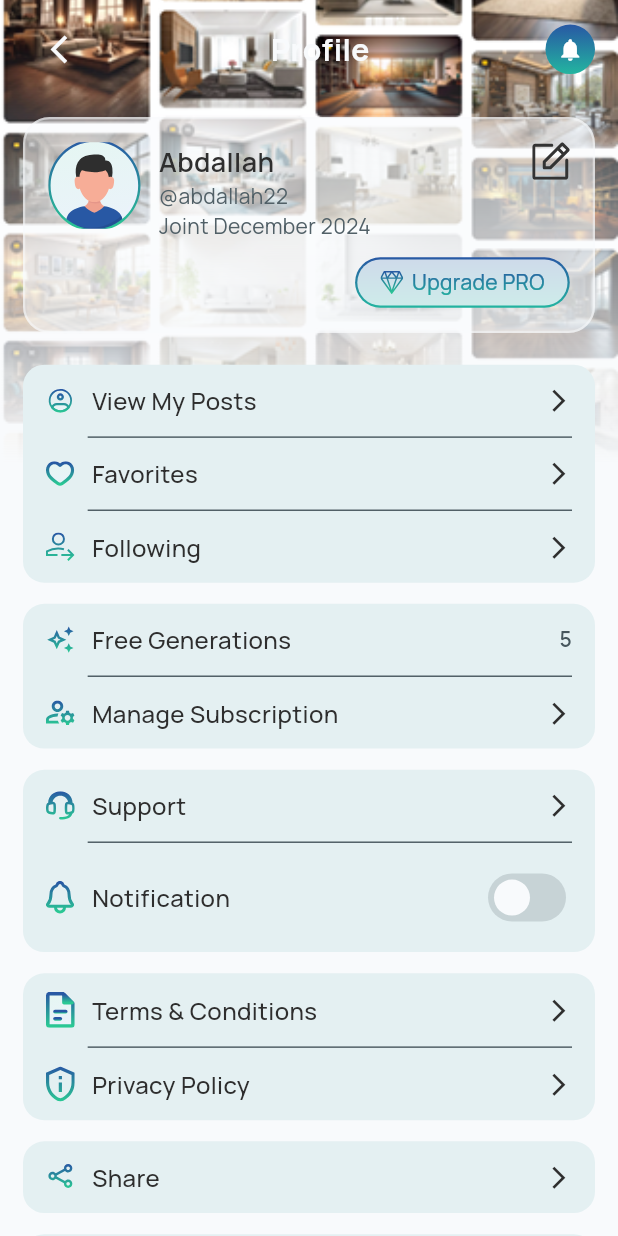
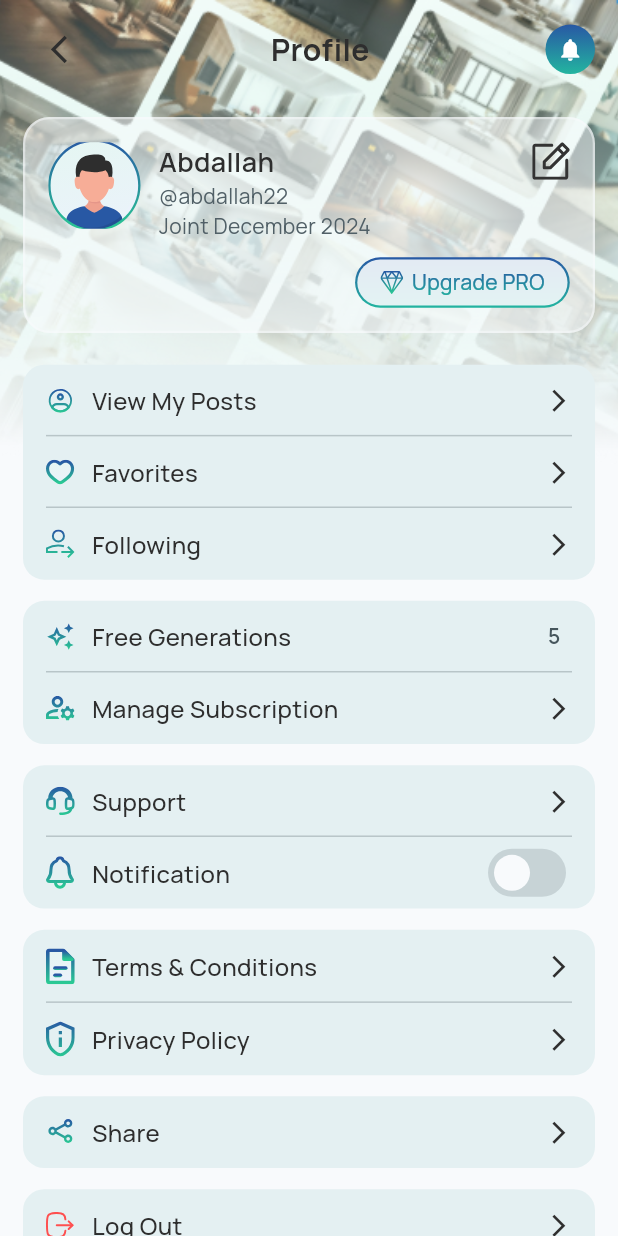
Before and after one commit to SAMMLY-AI-INTERIOR-DESIGN/sammly-app, a Flutter app: the screen it shows after launch, on a phone screen of 412 x 824 dp. Run offline on Flutter 3.47's test engine with Material 3 defaults, Android fonts, the phone set to English and light mode, and no system bars; our stand-ins replace device_preview, dio, dotted_border, flutter_bloc, flutter_screenutil, flutter_svg and 2 more; project files that could hold a hidden picture were left out.

Commit message:
refactor profile view and menu group layout

```diff
--- a/lib/core/constant/app_colors.dart
+++ b/lib/core/constant/app_colors.dart
@@ -47,10 +47,5 @@ class AppColors {
     end: Alignment.bottomRight,
   );
 
-  static const LinearGradient profileGradient = LinearGradient(
-    begin: Alignment.topCenter,
-    end: Alignment.bottomCenter,
-    colors: [Colors.black, Colors.white, Colors.transparent],
-    stops: [0.0, 0.1, 1.0],
-  );
+
 }
--- a/lib/features/profile/presentation/views/profile_view.dart
+++ b/lib/features/profile/presentation/views/profile_view.dart
@@ -24,15 +24,9 @@ class ProfileView extends StatelessWidget {
             left: 0,
             right: 0,
             height: 350.h,
-            child: ShaderMask(
-              shaderCallback: (rect) {
-                return AppColors.profileGradient.createShader(rect);
-              },
-              blendMode: BlendMode.dstIn,
             child: Image.asset(
               AppImages.profileBgPlaceholder,
               fit: BoxFit.cover,
-              ),
             ),
           ),
 
@@ -49,14 +43,14 @@ class ProfileView extends StatelessWidget {
                         icon: Icon(
                           Icons.arrow_back_ios_new,
                           size: 25.sp,
-                          color: AppColors.whiteColor,
+                          color: AppColors.blackColor2,
                         ),
                         onPressed: () => Navigator.pop(context),
                       ),
                       Text(
                         AppStrings.profile,
                         style: AppTextStyles.title20Bold.copyWith(
-                          color: AppColors.whiteColor,
+                          color: AppColors.blackColor2,
                         ),
                       ),
                       Container(
@@ -144,7 +138,7 @@ class ProfileView extends StatelessWidget {
                               decoration: BoxDecoration(
                                 borderRadius: BorderRadius.circular(20.r),
                                 color: AppColors.whiteColor.withValues(
-                                  alpha: 0.8,
+                                  alpha: 0.9,
                                 ),
                               ),
                               child: Row(
@@ -179,7 +173,6 @@ class ProfileView extends StatelessWidget {
 
                   SizedBox(height: 24.h),
 
-                  // المجموعة الأولى
                   ProfileMenuGroup(
                     children: [
                       ProfileMenuItem(
@@ -200,16 +193,18 @@ class ProfileView extends StatelessWidget {
                     ],
                   ),
 
-                  // المجموعة التانية
                   ProfileMenuGroup(
                     children: [
                       ProfileMenuItem(
                         title: AppStrings.freeGenerations,
                         svgIcon: AppImages.aiPoweredIcon,
-                        trailing: Text(
+                        trailing: Padding(
+                          padding: EdgeInsets.only(right: 8.w),
+                          child: Text(
                             "5",
                             style: AppTextStyles.badge14SemiBold,
-                        ), // رقم بدل السهم
+                          ),
+                        ),
                         onTap: () {},
                       ),
                       ProfileMenuItem(
@@ -220,7 +215,6 @@ class ProfileView extends StatelessWidget {
                     ],
                   ),
 
-                  // المجموعة التالتة
                   ProfileMenuGroup(
                     children: [
                       ProfileMenuItem(
@@ -231,7 +225,9 @@ class ProfileView extends StatelessWidget {
                       ProfileMenuItem(
                         title: AppStrings.notification,
                         svgIcon: AppImages.notifications,
-                        trailing: Switch(
+                        trailing: SizedBox(
+                          height: 20.h,
+                          child: Switch(
                             value: false,
                             activeThumbColor: AppColors.whiteColor,
                             activeTrackColor: AppColors.secondaryColor,
@@ -246,6 +242,7 @@ class ProfileView extends StatelessWidget {
                             thumbIcon: WidgetStateProperty.all(const Icon(null)),
 
                             onChanged: (val) {},
+                          ),
                         ),
                       ),
                     ],
--- a/lib/features/profile/presentation/views/widgets/profile_menu_group.dart
+++ b/lib/features/profile/presentation/views/widgets/profile_menu_group.dart
@@ -22,10 +22,10 @@ class ProfileMenuGroup extends StatelessWidget {
               children[index],
               if (index < children.length - 1)
                 Divider(
-                  height: 1,
+                  height: 0,
                   thickness: 1,
-                  color: AppColors.greyColor,
-                  indent: 45.w,
+                  color: AppColors.greyColor.withValues(alpha: 0.3),
+                  indent: 16.w,
                   endIndent: 16.w,
                 ),
             ],
```
Also changed, not shown: assets/images/profile_bg_placeholder.png. Lines whose indentation alone changed are shown as unchanged.
